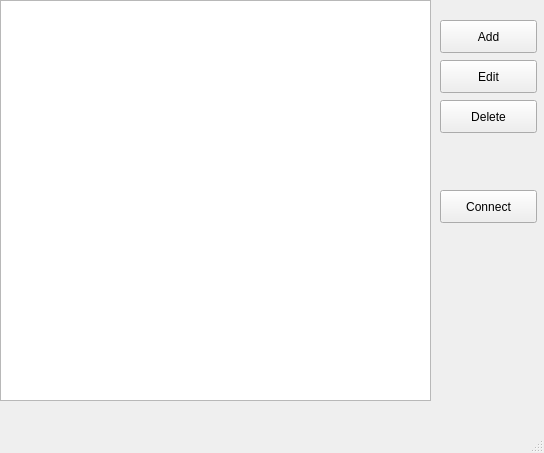
Before: the Qt Designer form bayrell_os_desktop_client/MainWindow.ui in bayrell-os/desktop_client, drawn with Qt 5.
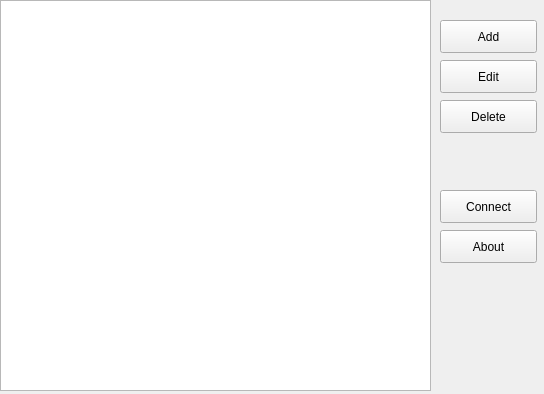
After: the same form once the commit is applied.

The edit to the form file:
```diff
--- a/bayrell_os_desktop_client/MainWindow.ui
+++ b/bayrell_os_desktop_client/MainWindow.ui
@@ -7,9 +7,15 @@
     <x>0</x>
     <y>0</y>
     <width>544</width>
-    <height>453</height>
+    <height>394</height>
    </rect>
   </property>
+  <property name="sizePolicy">
+   <sizepolicy hsizetype="Fixed" vsizetype="Fixed">
+    <horstretch>0</horstretch>
+    <verstretch>0</verstretch>
+   </sizepolicy>
+  </property>
   <property name="windowTitle">
    <string>MainWindow</string>
   </property>
@@ -72,22 +78,24 @@
       <x>0</x>
       <y>0</y>
       <width>431</width>
-      <height>401</height>
+      <height>391</height>
      </rect>
     </property>
    </widget>
-  </widget>
-  <widget class="QMenuBar" name="menubar">
+   <widget class="QPushButton" name="aboutButton">
    <property name="geometry">
     <rect>
-     <x>0</x>
-     <y>0</y>
-     <width>544</width>
-     <height>29</height>
-    </rect>
-   </property>
-  </widget>
-  <widget class="QStatusBar" name="statusbar"/>
+      <x>440</x>
+      <y>230</y>
+      <width>97</width>
+      <height>33</height>
+     </rect>
+    </property>
+    <property name="text">
+     <string>About</string>
+    </property>
+   </widget>
+  </widget>
  </widget>
  <resources/>
  <connections/>
```
Lines whose indentation alone changed are shown as unchanged.
